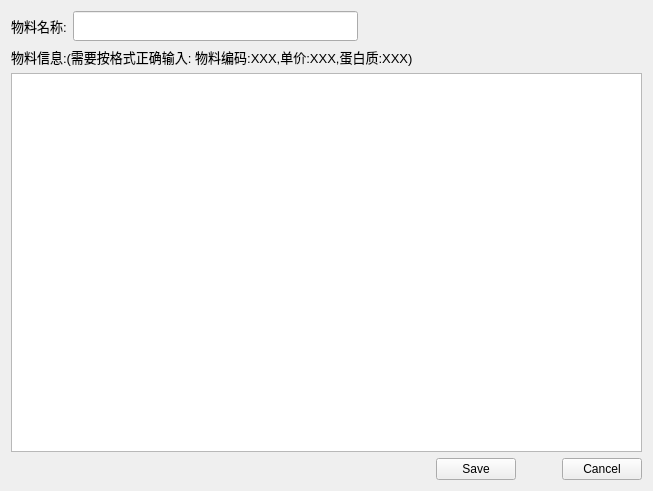
Above: PabulumElement/FunctionPage/AbbreviationFunctionAdd.ui from shenjunHZ/PabulumElement before the change. Below: the same form after it.
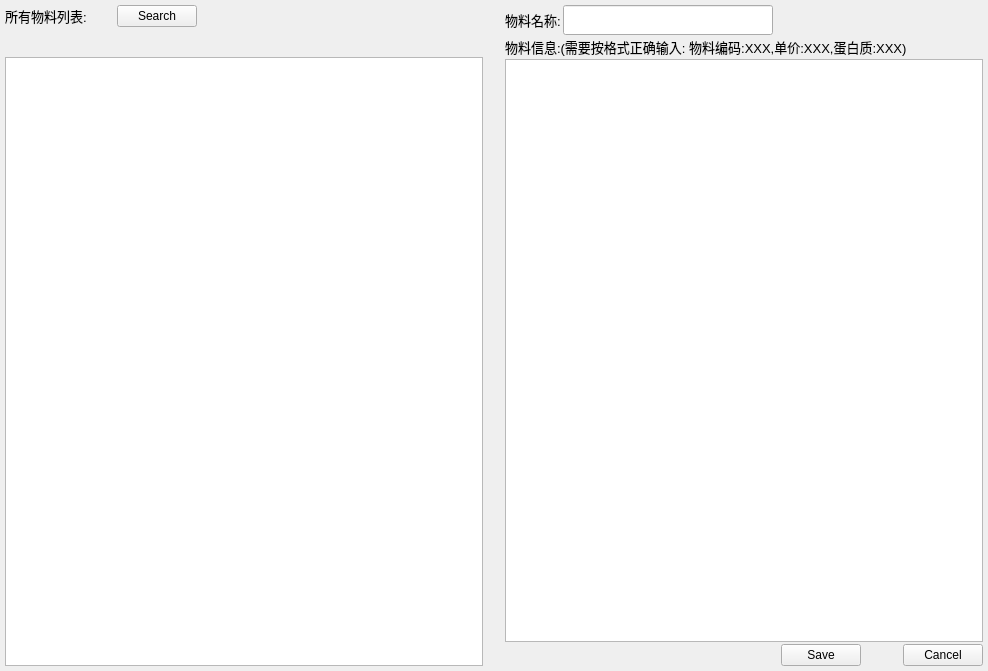
That is the form after the change. Custom widgets are drawn as their Qt base class.

Commit message: 1. mysql断开判断 2. 原料添加界面，增加所有物料显示 2. 配方添加已存在的不能再次添加

What changed in the file:
```diff
--- a/PabulumElement/FunctionPage/AbbreviationFunctionAdd.ui
+++ b/PabulumElement/FunctionPage/AbbreviationFunctionAdd.ui
@@ -6,13 +6,124 @@
    <rect>
     <x>0</x>
     <y>0</y>
-    <width>653</width>
-    <height>491</height>
+    <width>988</width>
+    <height>671</height>
    </rect>
   </property>
   <property name="windowTitle">
    <string notr="true">Form</string>
   </property>
+  <layout class="QHBoxLayout" name="horizontalLayout_5">
+   <property name="spacing">
+    <number>2</number>
+   </property>
+   <property name="leftMargin">
+    <number>5</number>
+   </property>
+   <property name="topMargin">
+    <number>5</number>
+   </property>
+   <property name="rightMargin">
+    <number>5</number>
+   </property>
+   <property name="bottomMargin">
+    <number>5</number>
+   </property>
+   <item>
+    <layout class="QVBoxLayout" name="verticalLayout_2">
+     <property name="spacing">
+      <number>10</number>
+     </property>
+     <item>
+      <layout class="QHBoxLayout" name="horizontalLayout_4">
+       <item>
+        <widget class="QLabel" name="label_3">
+         <property name="font">
+          <font>
+           <pointsize>10</pointsize>
+          </font>
+         </property>
+         <property name="text">
+          <string>所有物料列表:</string>
+         </property>
+        </widget>
+       </item>
+       <item>
+        <spacer name="horizontalSpacer_7">
+         <property name="orientation">
+          <enum>Qt::Horizontal</enum>
+         </property>
+         <property name="sizeType">
+          <enum>QSizePolicy::Fixed</enum>
+         </property>
+         <property name="sizeHint" stdset="0">
+          <size>
+           <width>20</width>
+           <height>20</height>
+          </size>
+         </property>
+        </spacer>
+       </item>
+       <item>
+        <widget class="DSGUI::DSPushButton" name="m_btnAllSearch">
+         <property name="text">
+          <string>Search</string>
+         </property>
+        </widget>
+       </item>
+       <item>
+        <spacer name="horizontalSpacer_6">
+         <property name="orientation">
+          <enum>Qt::Horizontal</enum>
+         </property>
+         <property name="sizeHint" stdset="0">
+          <size>
+           <width>40</width>
+           <height>20</height>
+          </size>
+         </property>
+        </spacer>
+       </item>
+      </layout>
+     </item>
+     <item>
+      <spacer name="verticalSpacer">
+       <property name="orientation">
+        <enum>Qt::Vertical</enum>
+       </property>
+       <property name="sizeType">
+        <enum>QSizePolicy::Fixed</enum>
+       </property>
+       <property name="sizeHint" stdset="0">
+        <size>
+         <width>20</width>
+         <height>20</height>
+        </size>
+       </property>
+      </spacer>
+     </item>
+     <item>
+      <widget class="DSGUI::DSTableView" name="m_pAllTextEditDefinition"/>
+     </item>
+    </layout>
+   </item>
+   <item>
+    <spacer name="horizontalSpacer_5">
+     <property name="orientation">
+      <enum>Qt::Horizontal</enum>
+     </property>
+     <property name="sizeType">
+      <enum>QSizePolicy::Fixed</enum>
+     </property>
+     <property name="sizeHint" stdset="0">
+      <size>
+       <width>20</width>
+       <height>20</height>
+      </size>
+     </property>
+    </spacer>
+   </item>
+   <item>
   <layout class="QVBoxLayout" name="verticalLayout">
    <item>
     <layout class="QHBoxLayout" name="horizontalLayout_3">
@@ -139,6 +250,8 @@
     </layout>
    </item>
   </layout>
+   </item>
+  </layout>
  </widget>
  <customwidgets>
   <customwidget>
@@ -151,6 +264,11 @@
    <extends>QPushButton</extends>
    <header>PushButton/PushButton.h</header>
   </customwidget>
+  <customwidget>
+   <class>DSGUI::DSTableView</class>
+   <extends>QTableView</extends>
+   <header location="global">TableView/tableview.h</header>
+  </customwidget>
  </customwidgets>
  <resources/>
  <connections/>
```
Lines whose indentation alone changed are shown as unchanged. The commit also changes 9 other files.
